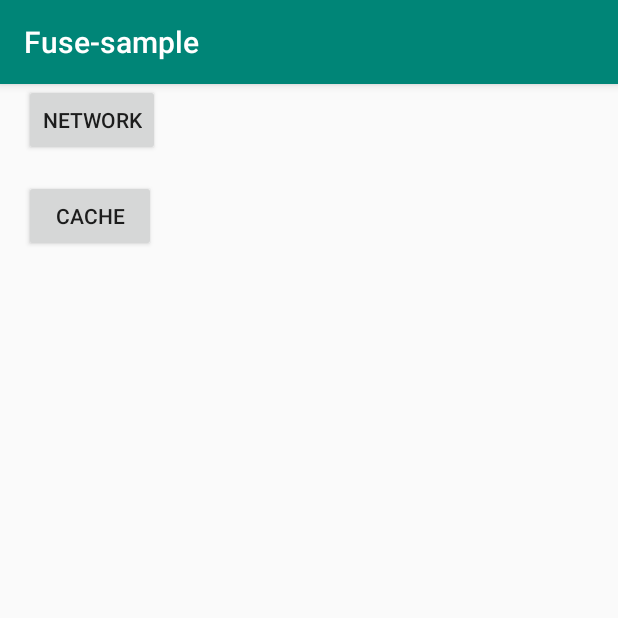
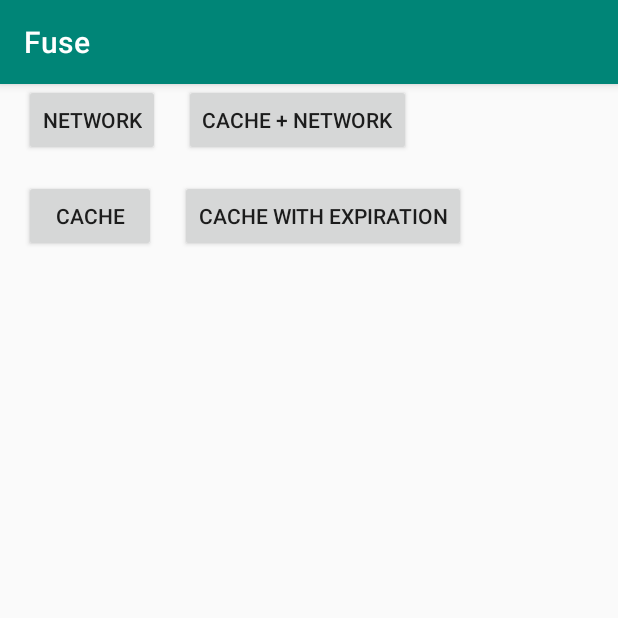
Before and after one commit to kittinunf/Fuse, an Android app: the screen it shows after launch (MainActivity), on a phone screen of 412 x 824 dp, the top half of it. Run offline under Robolectric (Android 15) with nearby library versions, the phone set to English and light mode, and no system bars.

Commit message:
Improve sample

```diff
--- a/build.gradle.kts
+++ b/build.gradle.kts
@@ -41,6 +41,7 @@ subprojects {
     apply {
         if (isSample) {
             plugin("com.android.application")
+            plugin("org.jetbrains.kotlin.android.extensions")
         } else {
             plugin("com.android.library")
         }
--- a/gradle.properties
+++ b/gradle.properties
@@ -25,3 +25,7 @@ resultVersion=2.2.0
 jacocoVersion=0.8.3
 junitVersion=4.12
 robolectricVersion=4.3
+# Sample
+appCompatVersion=1.1.0
+constraintLayoutVersion=1.1.3
+fuelVersion=2.2.1
--- a/sample/src/main/AndroidManifest.xml
+++ b/sample/src/main/AndroidManifest.xml
@@ -12,7 +12,7 @@
         android:supportsRtl="true"
         android:theme="@style/AppTheme"
         android:usesCleartextTraffic="true">
-        <activity android:name=".MainActivity">
+        <activity android:name=".view.MainActivity">
             <intent-filter>
                 <action android:name="android.intent.action.MAIN" />
 
--- a/sample/src/main/java/com/github/kittinunf/fuse/sample/MainActivity.kt
+++ /dev/null
@@ -1,60 +0,0 @@
-package com.github.kittinunf.fuse.sample
-
-import android.os.Bundle
-import android.widget.Button
-import android.widget.TextView
-import androidx.appcompat.app.AppCompatActivity
-import com.github.kittinunf.result.Result
-
-class MainActivity : AppCompatActivity(R.layout.activity_main) {
-
-    private val titleText by lazy { findViewById<TextView>(R.id.titleText) }
-    private val resultText by lazy { findViewById<TextView>(R.id.resultText) }
-    private val networkButton by lazy { findViewById<Button>(R.id.networkButton) }
-    private val cacheButton by lazy { findViewById<Button>(R.id.cacheButton) }
-
-    private val service by lazy {
-        TimeServiceImpl(
-            network = NetworkRepository(),
-            cache = CacheRepository(cacheDir.path)
-        )
-    }
-
-    override fun onCreate(savedInstanceState: Bundle?) {
-        super.onCreate(savedInstanceState)
-
-        networkButton.setOnClickListener {
-            service.getFromNetwork("Asia", "Tokyo") {
-                updateTitle()
-                updateResult(it)
-            }
-        }
-
-        cacheButton.setOnClickListener {
-            service.getFromCache("Asia", "Bangkok") {
-                updateTitle("Cache")
-                updateResult(it)
-            }
-        }
-    }
-
-    private fun updateResult(result: Result<LocalTime, Exception>) {
-        runOnUiThread {
-            when (result) {
-                is Result.Success -> {
-                    resultText.text = "Location: ${result.value.timezone}\nTime: ${result.value.dateTime}\nTZ: ${result.value.abbrev}"
-                }
-
-                is Result.Failure -> {
-                    resultText.text = result.error.message
-                }
-            }
-        }
-    }
-
-    private fun updateTitle(text: String? = null) {
-        runOnUiThread {
-            titleText.text = text
-        }
-    }
-}
--- a/sample/src/main/res/layout/activity_main.xml
+++ b/sample/src/main/res/layout/activity_main.xml
@@ -4,7 +4,7 @@
     xmlns:tools="http://schemas.android.com/tools"
     android:layout_width="match_parent"
     android:layout_height="match_parent"
-    tools:context=".MainActivity">
+    tools:context=".view.MainActivity">
 
     <TextView
         android:id="@+id/titleText"
@@ -12,9 +12,10 @@
         android:layout_height="wrap_content"
         android:layout_marginStart="16dp"
         android:layout_marginBottom="8dp"
-        android:textAppearance="@style/TextAppearance.AppCompat.Body1"
+        android:textAppearance="@style/TextAppearance.AppCompat.Large"
         app:layout_constraintBottom_toTopOf="@+id/resultText"
-        app:layout_constraintStart_toStartOf="parent" />
+        app:layout_constraintStart_toStartOf="parent"
+        tools:text="Title" />
 
     <TextView
         android:id="@+id/resultText"
@@ -29,7 +30,7 @@
         app:layout_constraintEnd_toEndOf="parent"
         app:layout_constraintStart_toStartOf="parent"
         app:layout_constraintTop_toTopOf="parent"
-        tools:text="Headline" />
+        tools:text="Result" />
 
     <Button
         android:id="@+id/networkButton"
@@ -50,4 +51,23 @@
         app:layout_constraintStart_toStartOf="parent"
         app:layout_constraintTop_toBottomOf="@id/networkButton" />
 
+    <Button
+        android:id="@+id/bothButton"
+        android:layout_width="wrap_content"
+        android:layout_height="wrap_content"
+        android:layout_marginStart="16dp"
+        android:text="Cache + Network"
+        app:layout_constraintStart_toEndOf="@+id/networkButton"
+        app:layout_constraintTop_toTopOf="parent" />
+
+    <Button
+        android:id="@+id/cacheIfNotExpired"
+        android:layout_width="wrap_content"
+        android:layout_height="wrap_content"
+        android:layout_marginStart="16dp"
+        android:layout_marginTop="16dp"
+        android:text="Cache with Expiration"
+        app:layout_constraintStart_toEndOf="@+id/cacheButton"
+        app:layout_constraintTop_toBottomOf="@+id/bothButton" />
+
 </androidx.constraintlayout.widget.ConstraintLayout>
--- a/sample/src/main/res/values/strings.xml
+++ b/sample/src/main/res/values/strings.xml
@@ -1,3 +1,3 @@
 <resources>
-    <string name="app_name">Fuse-sample</string>
+    <string name="app_name">Fuse</string>
 </resources>
```
Also changed, not shown: sample/build.gradle.kts (+7 -3 lines), sample/src/main/java/com/github/kittinunf/fuse/sample/LocalTimeRepository.kt (added, +69 -0 lines), sample/src/main/java/com/github/kittinunf/fuse/sample/LocalTimeService.kt (added, +49 -0 lines), sample/src/main/java/com/github/kittinunf/fuse/sample/TimeRepository.kt (deleted, +0 -44 lines), sample/src/main/java/com/github/kittinunf/fuse/sample/TimeService.kt (deleted, +0 -20 lines), sample/src/main/java/com/github/kittinunf/fuse/sample/view/MainActivity.kt (added, +79 -0 lines).
